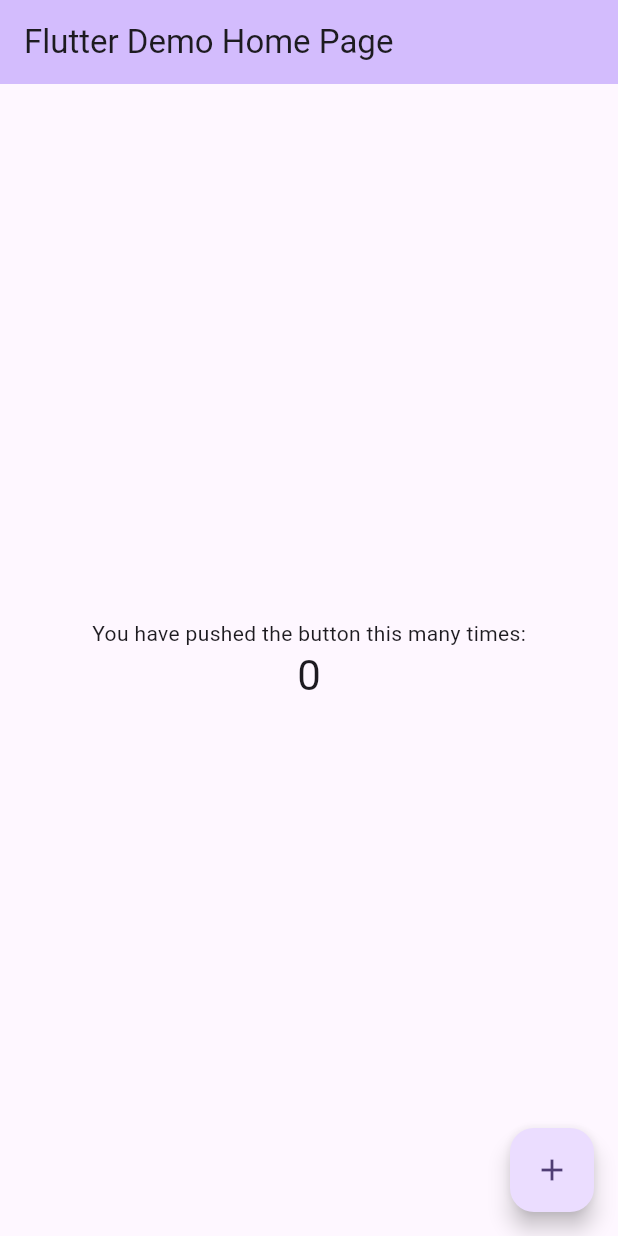
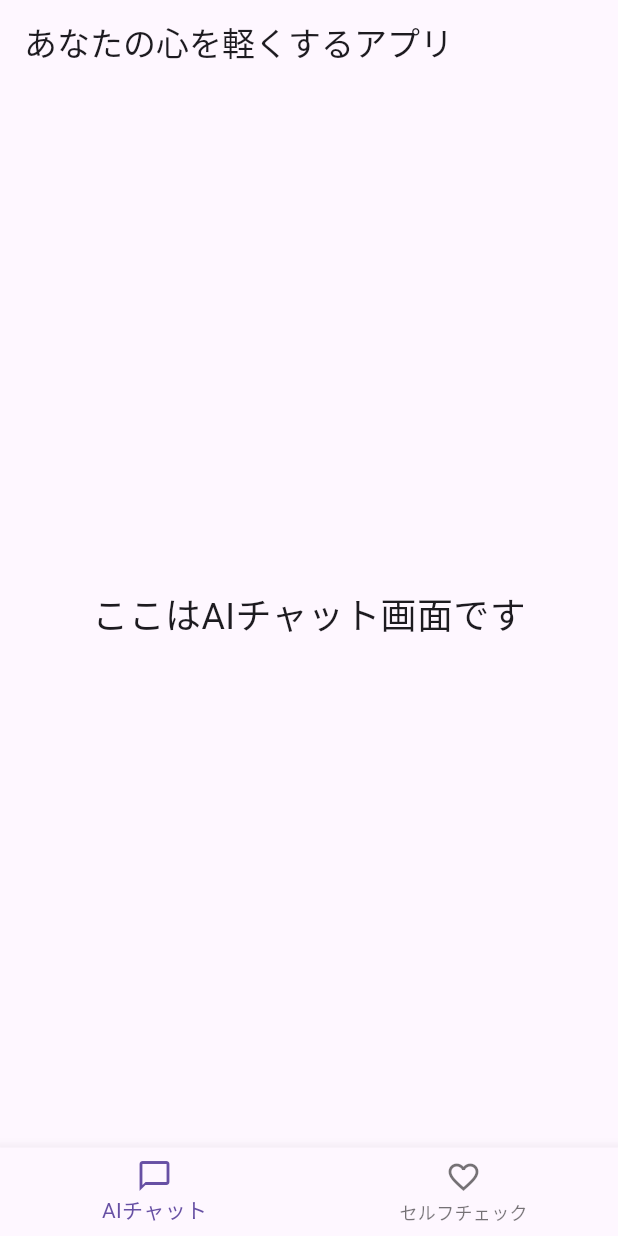
Before and after one commit to hodohodonosusume/mental-care-app, a Flutter app: the screen it shows after launch, on a phone screen of 412 x 824 dp. Run offline on Flutter 3.47's test engine with Material 3 defaults, Android fonts, the light colour scheme and no system bars.

Commit message:
feat: Implement main screen with bottom navigation

```diff
--- a/lib/main.dart
+++ b/lib/main.dart
@@ -1,122 +1,88 @@
+// Flutterの基本的なデザイン部品を使うためのおまじない
 import 'package:flutter/material.dart';
 
+// さっき作った2つの画面ファイルをここで読み込んでおくの
+import 'screens/chat_screen.dart';
+import 'screens/self_check_screen.dart';
+
+// このアプリの始まりはここからよ、という合図
 void main() {
   runApp(const MyApp());
 }
 
+// アプリ全体の大枠を定義するわ
 class MyApp extends StatelessWidget {
   const MyApp({super.key});
 
-  // This widget is the root of your application.
   @override
   Widget build(BuildContext context) {
     return MaterialApp(
-      title: 'Flutter Demo',
+      title: 'メンタルケアアプリ',
+      // アプリの見た目のテーマカラー。優しい緑色にしてみたわ♪
       theme: ThemeData(
-        // This is the theme of your application.
-        //
-        // TRY THIS: Try running your application with "flutter run". You'll see
-        // the application has a purple toolbar. Then, without quitting the app,
-        // try changing the seedColor in the colorScheme below to Colors.green
-        // and then invoke "hot reload" (save your changes or press the "hot
-        // reload" button in a Flutter-supported IDE, or press "r" if you used
-        // the command line to start the app).
-        //
-        // Notice that the counter didn't reset back to zero; the application
-        // state is not lost during the reload. To reset the state, use hot
-        // restart instead.
-        //
-        // This works for code too, not just values: Most code changes can be
-        // tested with just a hot reload.
-        colorScheme: ColorScheme.fromSeed(seedColor: Colors.deepPurple),
+        primarySwatch: Colors.green,
       ),
-      home: const MyHomePage(title: 'Flutter Demo Home Page'),
+      // アプリの最初の「家」となる部分を指定するの
+      home: const MyHomePage(),
     );
   }
 }
 
+// ここがナビゲーションを持つメイン画面の本体よ
 class MyHomePage extends StatefulWidget {
-  const MyHomePage({super.key, required this.title});
-
-  // This widget is the home page of your application. It is stateful, meaning
-  // that it has a State object (defined below) that contains fields that affect
-  // how it looks.
-
-  // This class is the configuration for the state. It holds the values (in this
-  // case the title) provided by the parent (in this case the App widget) and
-  // used by the build method of the State. Fields in a Widget subclass are
-  // always marked "final".
-
-  final String title;
+  const MyHomePage({super.key});
 
   @override
   State<MyHomePage> createState() => _MyHomePageState();
 }
 
+// 画面の状態を管理する部分。どの画面が選ばれているか、などを記憶するの
 class _MyHomePageState extends State<MyHomePage> {
-  int _counter = 0;
+  // 今、何番目のタブが選ばれているかを記憶する変数
+  int _selectedIndex = 0;
 
-  void _incrementCounter() {
+  // ナビゲーションバーで切り替える画面のリスト
+  // ここに、さっき作った画面の「設計図」を入れておくのよ
+  static const List<Widget> _widgetOptions = <Widget>[
+    ChatScreen(), // 0番目: チャット画面
+    SelfCheckScreen(), // 1番目: セルフチェック画面
+  ];
+
+  // タブがタップされた時に呼ばれる関数
+  void _onItemTapped(int index) {
+    // setStateは「画面を再描画して！」という魔法の呪文
     setState(() {
-      // This call to setState tells the Flutter framework that something has
-      // changed in this State, which causes it to rerun the build method below
-      // so that the display can reflect the updated values. If we changed
-      // _counter without calling setState(), then the build method would not be
-      // called again, and so nothing would appear to happen.
-      _counter++;
+      _selectedIndex = index; // 記憶している番号を、タップされたものに更新
     });
   }
 
   @override
   Widget build(BuildContext context) {
-    // This method is rerun every time setState is called, for instance as done
-    // by the _incrementCounter method above.
-    //
-    // The Flutter framework has been optimized to make rerunning build methods
-    // fast, so that you can just rebuild anything that needs updating rather
-    // than having to individually change instances of widgets.
+    // Scaffoldは画面の基本的な骨格よ。これがないと始まらないわ
     return Scaffold(
       appBar: AppBar(
-        // TRY THIS: Try changing the color here to a specific color (to
-        // Colors.amber, perhaps?) and trigger a hot reload to see the AppBar
-        // change color while the other colors stay the same.
-        backgroundColor: Theme.of(context).colorScheme.inversePrimary,
-        // Here we take the value from the MyHomePage object that was created by
-        // the App.build method, and use it to set our appbar title.
-        title: Text(widget.title),
+        // 画面上部のタイトルバー
+        title: const Text('あなたの心を軽くするアプリ'),
       ),
+      // 画面のメインコンテンツ部分。選ばれているタブに応じて表示が変わるの
       body: Center(
-        // Center is a layout widget. It takes a single child and positions it
-        // in the middle of the parent.
-        child: Column(
-          // Column is also a layout widget. It takes a list of children and
-          // arranges them vertically. By default, it sizes itself to fit its
-          // children horizontally, and tries to be as tall as its parent.
-          //
-          // Column has various properties to control how it sizes itself and
-          // how it positions its children. Here we use mainAxisAlignment to
-          // center the children vertically; the main axis here is the vertical
-          // axis because Columns are vertical (the cross axis would be
-          // horizontal).
-          //
-          // TRY THIS: Invoke "debug painting" (choose the "Toggle Debug Paint"
-          // action in the IDE, or press "p" in the console), to see the
-          // wireframe for each widget.
-          mainAxisAlignment: MainAxisAlignment.center,
-          children: <Widget>[
-            const Text('You have pushed the button this many times:'),
-            Text(
-              '$_counter',
-              style: Theme.of(context).textTheme.headlineMedium,
-            ),
-          ],
-        ),
+        child: _widgetOptions.elementAt(_selectedIndex),
       ),
-      floatingActionButton: FloatingActionButton(
-        onPressed: _incrementCounter,
-        tooltip: 'Increment',
-        child: const Icon(Icons.add),
-      ), // This trailing comma makes auto-formatting nicer for build methods.
+      // そして、これが画面下のナビゲーションバー本体よ
+      bottomNavigationBar: BottomNavigationBar(
+        items: const <BottomNavigationBarItem>[
+          BottomNavigationBarItem(
+            icon: Icon(Icons.chat_bubble_outline),
+            label: 'AIチャット',
+          ),
+          BottomNavigationBarItem(
+            icon: Icon(Icons.favorite_border),
+            label: 'セルフチェック',
+          ),
+        ],
+        currentIndex: _selectedIndex, // 今どのタブが光るかを指定
+        onTap: _onItemTapped, // タップされた時の処理を指定
+      ),
     );
   }
 }
--- /dev/null
+++ b/lib/screens/chat_screen.dart
@@ -0,0 +1,15 @@
+import 'package:flutter/material.dart';
+
+class ChatScreen extends StatelessWidget {
+  const ChatScreen({super.key});
+
+  @override
+  Widget build(BuildContext context) {
+    return const Center(
+      child: Text(
+        'ここはAIチャット画面です',
+        style: TextStyle(fontSize: 24),
+      ),
+    );
+  }
+}
--- /dev/null
+++ b/lib/screens/self_check_screen.dart
@@ -0,0 +1,15 @@
+import 'package:flutter/material.dart';
+
+class SelfCheckScreen extends StatelessWidget {
+  const SelfCheckScreen({super.key});
+
+  @override
+  Widget build(BuildContext context) {
+    return const Center(
+      child: Text(
+        'ここはセルフチェック画面です',
+        style: TextStyle(fontSize: 24),
+      ),
+    );
+  }
+}
```
